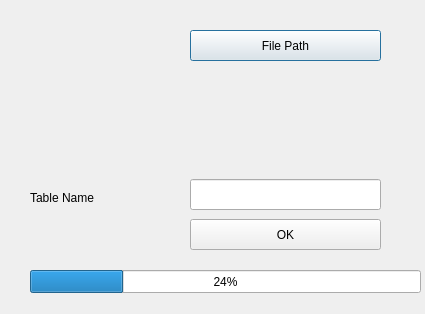
1448947065/LHData_bom, file exportinsert.ui: the form before one commit.
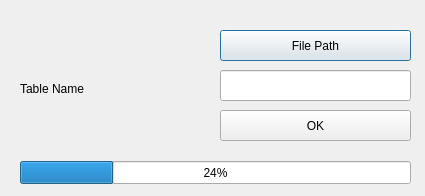
The form after the commit.

```diff
--- a/exportinsert.ui
+++ b/exportinsert.ui
@@ -7,7 +7,7 @@
     <x>0</x>
     <y>0</y>
     <width>425</width>
-    <height>314</height>
+    <height>196</height>
    </rect>
   </property>
   <property name="windowTitle">
@@ -16,7 +16,7 @@
   <widget class="QPushButton" name="pushButton">
    <property name="geometry">
     <rect>
-     <x>190</x>
+     <x>220</x>
      <y>30</y>
      <width>191</width>
      <height>31</height>
@@ -29,8 +29,8 @@
   <widget class="QLabel" name="label_3">
    <property name="geometry">
     <rect>
-     <x>30</x>
-     <y>190</y>
+     <x>20</x>
+     <y>81</y>
      <width>111</width>
      <height>16</height>
     </rect>
@@ -42,8 +42,8 @@
   <widget class="QLineEdit" name="line_bomName">
    <property name="geometry">
     <rect>
-     <x>190</x>
-     <y>179</y>
+     <x>220</x>
+     <y>70</y>
      <width>191</width>
      <height>31</height>
     </rect>
@@ -52,8 +52,8 @@
   <widget class="QProgressBar" name="progressBar">
    <property name="geometry">
     <rect>
-     <x>30</x>
-     <y>270</y>
+     <x>20</x>
+     <y>161</y>
      <width>391</width>
      <height>23</height>
     </rect>
@@ -65,8 +65,8 @@
   <widget class="QPushButton" name="btn_ok">
    <property name="geometry">
     <rect>
-     <x>190</x>
-     <y>219</y>
+     <x>220</x>
+     <y>110</y>
      <width>191</width>
      <height>31</height>
     </rect>
```
